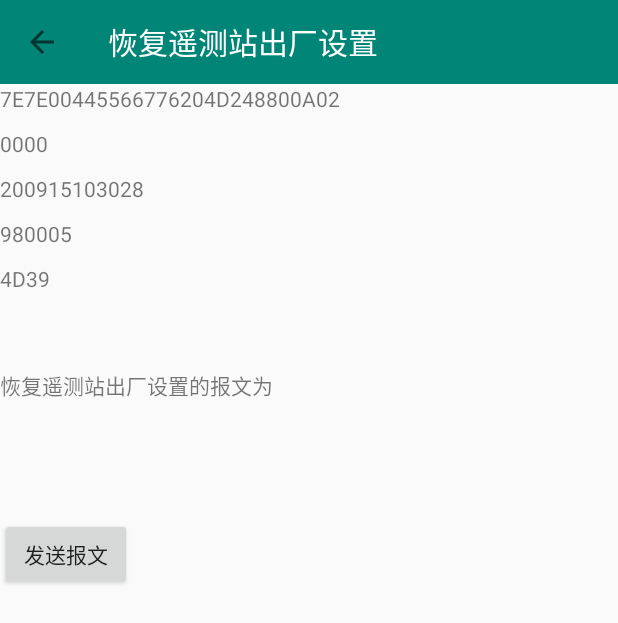
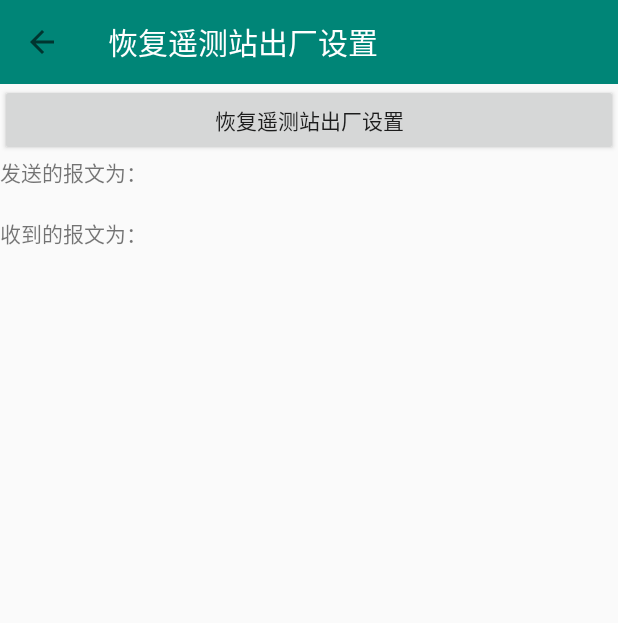
Before and after one commit to crystal-zhaojing/rtu, an Android app: the FactoryDataResetActivity screen opened directly, with no data from a screen before it, on a phone screen of 412 x 824 dp. Shown: the top 623 px of the screen. Run offline under Robolectric (Android 15) with nearby library versions, the phone set to English and light mode, and no system bars; libraries missing offline, so code that uses them is left out: com.clj.fastble; 2 statements that could not run were skipped.

Commit message:
完成四个功能1.0

```diff
--- a/app/src/main/java/com/example/rtu_ble/FactoryDataResetActivity.java
+++ b/app/src/main/java/com/example/rtu_ble/FactoryDataResetActivity.java
@@ -6,20 +6,38 @@ import android.widget.Button;
 import android.widget.TextView;
 import android.widget.Toast;
 
+import com.clj.fastble.BleManager;
+import com.clj.fastble.callback.BleIndicateCallback;
+import com.clj.fastble.callback.BleWriteCallback;
+import com.clj.fastble.data.BleDevice;
+import com.clj.fastble.exception.BleException;
+import com.clj.fastble.utils.HexUtil;
 import com.example.rtu_ble.util.CRCUtil;
+import com.example.rtu_ble.util.IncreaseIdUtil;
+import com.example.rtu_ble.util.MsgUtil;
 import com.example.rtu_ble.util.TimeUtil;
+
+import java.util.List;
 
 import androidx.appcompat.app.AppCompatActivity;
 import androidx.appcompat.widget.Toolbar;
 
 public class FactoryDataResetActivity extends AppCompatActivity {
 
-    private TextView tvReset1;
-    private TextView tvReset2;
-    private TextView tvReset3;
-    private TextView tvReset4;
-    private TextView tvReset5;
-    private TextView tvReset7;
+    private final String FRAM_START = "7E7E";
+    private final String FUN_CODE = "00445566776204D248";
+    private final String FIXED_80 = "80";
+    private final String FIXED_9800 = "9800";
+    private final String MSG_START = "02";
+    private final String MSG_END = "05";
+    private final String END = "0D0A";
+
+    private static final String SERVICE = "0000a002-0000-1000-8000-00805f9b34fb";
+    private static final String CHARACTERISTIC_WRITE = "0000c304-0000-1000-8000-00805f9b34fb";
+    private final String CHARACTERISTIC_INDICATE = "0000c306-0000-1000-8000-00805f9b34fb";
+
+    private TextView tvReset;
+    private TextView tvResetTemp;
     private Button sendButton;
     private Toolbar toolbar;
 
@@ -28,28 +46,86 @@ public class FactoryDataResetActivity extends AppCompatActivity {
         super.onCreate(savedInstanceState);
         setContentView(R.layout.activity_factory_data_reset);
 
+        List<BleDevice> bleDeviceList = BleManager.getInstance().getAllConnectedDevice();
+        if (bleDeviceList != null && bleDeviceList.size() != 0) {
+            BleManager.getInstance().indicate(
+                    bleDeviceList.get(0),
+                    SERVICE,
+                    CHARACTERISTIC_INDICATE,
+                    new BleIndicateCallback() {
+
+                        @Override
+                        public void onIndicateSuccess() {
+                        }
+
+                        @Override
+                        public void onIndicateFailure(final BleException exception) {
+                        }
+
+                        @Override
+                        public void onCharacteristicChanged(final byte[] data) {
+                            runOnUiThread(new Runnable() {
+                                @Override
+                                public void run() {
+                                    addText(tvResetTemp, HexUtil.formatHexString(data, false));
+                                }
+                            });
+                        }
+                    });
+        }
+
         init();
-        tvReset3.setText(TimeUtil.getSystemTime());
-        String content = tvReset1.getText().toString() + tvReset2.getText().toString() +
-                tvReset3.getText().toString() + tvReset4.getText().toString();
-        String crc = CRCUtil.getCRC16(content);
 
-
-        tvReset5.setText(crc);
         sendButton.setOnClickListener(new View.OnClickListener() {
             @Override
             public void onClick(View view) {
-                String content = tvReset1.getText().toString() + tvReset2.getText().toString() +
-                        tvReset3.getText().toString() + tvReset4.getText().toString();
-                String crc = CRCUtil.getCRC16(content);
-                tvReset7.setText(content + crc);
-                Toast.makeText(FactoryDataResetActivity.this, "发送成功", Toast.LENGTH_SHORT).show();
+                String id = IncreaseIdUtil.getId();
+                String sysTime = TimeUtil.getSystemTime();
+                String msgFirst = FRAM_START + FUN_CODE + FIXED_80;
+
+                String msgMiddle = id + sysTime + FIXED_9800;
+
+
+                String len = MsgUtil.getMsgLength(msgMiddle);
+                String msg = msgFirst + len + MSG_START + msgMiddle + MSG_END;
+
+                String crc = CRCUtil.getCRC16(msg);
+                String msgCrc = msg + crc;
+                tvReset.setText(msgCrc);
+
+                List<BleDevice> bleDeviceList = BleManager.getInstance().getAllConnectedDevice();
+                if (bleDeviceList != null && bleDeviceList.size() > 0) {
+                    BleManager.getInstance().write(
+                            bleDeviceList.get(0),
+                            SERVICE,
+                            CHARACTERISTIC_WRITE,
+                            HexUtil.hexStringToBytes(msgCrc + END),
+                            new BleWriteCallback() {
+                                int i = 1;
+
+                                @Override
+                                public void onWriteSuccess(final int current, final int total, final byte[] justWrite) {
+                                    if (i == 1) {
+                                        Toast.makeText(FactoryDataResetActivity.this, "发送成功", Toast.LENGTH_SHORT).show();
+                                    }
+                                    i++;
+                                }
+
+                                @Override
+                                public void onWriteFailure(final BleException exception) {
+                                    Toast.makeText(FactoryDataResetActivity.this, "发送失败", Toast.LENGTH_SHORT).show();
+                                }
+                            });
+                }
+
+
+
             }
         });
     }
 
     public void init() {
-        toolbar = (Toolbar)findViewById(R.id.toolbar_reset);
+        toolbar = (Toolbar) findViewById(R.id.toolbar_reset);
         toolbar.setTitle("恢复遥测站出厂设置");
         setSupportActionBar(toolbar);
         getSupportActionBar().setDisplayHomeAsUpEnabled(true);
@@ -59,12 +135,18 @@ public class FactoryDataResetActivity extends AppCompatActivity {
                 finish();
             }
         });
-        tvReset1 = (TextView)findViewById(R.id.tv_reset_1);
-        tvReset2 = (TextView)findViewById(R.id.tv_reset_2);
-        tvReset3 = (TextView)findViewById(R.id.tv_reset_3);
-        tvReset4 = (TextView)findViewById(R.id.tv_reset_4);
-        tvReset5 = (TextView)findViewById(R.id.tv_reset_5);
-        tvReset7 = (TextView)findViewById(R.id.tv_reset_7);
-        sendButton = (Button)findViewById(R.id.button_reset_send);
+
+        tvReset = (TextView) findViewById(R.id.tv_reset);
+        tvResetTemp = (TextView) findViewById(R.id.tv_reset_temp);
+        sendButton = (Button) findViewById(R.id.button_reset_send);
+    }
+
+    private void addText(TextView textView, String content) {
+        textView.append(content);
+        textView.append("\n");
+        int offset = textView.getLineCount() * textView.getLineHeight();
+        if (offset > textView.getHeight()) {
+            textView.scrollTo(0, offset - textView.getHeight());
+        }
     }
 }
--- a/app/src/main/res/layout/activity_basic_config.xml
+++ b/app/src/main/res/layout/activity_basic_config.xml
@@ -34,6 +34,7 @@
             android:id="@+id/edit_basic_config_1"
             android:layout_width="200dp"
             android:layout_height="wrap_content"
+            android:text="0068153333"
             android:hint="遥测站地址" />
     </LinearLayout>
 
@@ -52,6 +53,7 @@
             android:id="@+id/edit_basic_config_2"
             android:layout_width="200dp"
             android:layout_height="wrap_content"
+            android:text="00"
             android:hint="中心站地址" />
     </LinearLayout>
 
@@ -70,6 +72,7 @@
             android:id="@+id/edit_basic_config_3"
             android:layout_width="200dp"
             android:layout_height="wrap_content"
+            android:text="1234"
             android:hint="密码" />
     </LinearLayout>
 
@@ -88,6 +91,7 @@
             android:id="@+id/edit_basic_config_5"
             android:layout_width="200dp"
             android:layout_height="wrap_content"
+            android:text="6666666602"
             android:hint="遥测站地址" />
     </LinearLayout>
 
@@ -124,6 +128,7 @@
             android:id="@+id/edit_basic_config_6"
             android:layout_width="200dp"
             android:layout_height="wrap_content"
+            android:text="039108190066009999"
             android:hint="中心站1地址" />
     </LinearLayout>
 
@@ -160,6 +165,7 @@
             android:id="@+id/edit_basic_config_7"
             android:layout_width="200dp"
             android:layout_height="wrap_content"
+            android:text="047097218124006666"
             android:hint="中心站1备用地址" />
     </LinearLayout>
 
--- a/app/src/main/res/layout/activity_factory_data_reset.xml
+++ b/app/src/main/res/layout/activity_factory_data_reset.xml
@@ -12,78 +12,31 @@
         android:layout_width="match_parent"
         android:layout_height="?attr/actionBarSize"
         android:background="?attr/colorPrimary"
-        android:title=""
         app:titleTextColor="@android:color/white" />
 
-    <TextView
-        android:layout_width="wrap_content"
-        android:layout_height="30dp"
-
-        android:id="@+id/tv_reset_1"
-        android:text="7E7E00445566776204D248800A02" />
-
-    <!--<EditText
-        android:id="@+id/edit_instr1"
-        android:layout_width="wrap_content"
-        android:layout_height="50dp"
-        android:hint="00 4455667762 04D2"
-        android:textSize="20"
-        />-->
-    <TextView
-        android:layout_width="wrap_content"
-        android:layout_height="30dp"
-
-        android:id="@+id/tv_reset_2"
-        android:text="0000" />
-
-    <TextView
-        android:layout_width="wrap_content"
-        android:layout_height="30dp"
-
-        android:id="@+id/tv_reset_3"
-        android:text="发报时间" />
-    <TextView
-        android:layout_width="wrap_content"
-        android:layout_height="30dp"
-
-        android:id="@+id/tv_reset_4"
-        android:text="980005" />
-    <TextView
-        android:layout_width="wrap_content"
-        android:layout_height="30dp"
-
-        android:id="@+id/tv_reset_5"
-        android:text="CRC" />
-    <TextView
-        android:layout_width="wrap_content"
-        android:layout_height="40dp"
-
-        android:id="@+id/tv_reset_space1"
+    <Button
+        android:text="恢复遥测站出厂设置"
+        android:id="@+id/button_reset_send"
+        android:layout_width="match_parent"
+        android:layout_height="wrap_content"
+        android:layout_gravity="center_vertical"
         />
     <TextView
         android:layout_width="wrap_content"
-        android:layout_height="40dp"
-
-        android:id="@+id/tv_reset_6"
-        android:text="恢复遥测站出厂设置的报文为" />
+        android:layout_height="wrap_content"
+        android:text="发送的报文为："
+        android:id="@+id/tv_reset1" />
     <TextView
         android:layout_width="wrap_content"
         android:layout_height="wrap_content"
-
-        android:id="@+id/tv_reset_7"
-        />
+        android:id="@+id/tv_reset" />
     <TextView
         android:layout_width="wrap_content"
-        android:layout_height="40dp"
-
-        android:id="@+id/tv_reset_space2"
-        />
-    <Button
-        android:text="发送报文"
-
-        android:id="@+id/button_reset_send"
+        android:layout_height="wrap_content"
+        android:text="收到的报文为："
+        android:id="@+id/tv_reset2"/>
+    <TextView
         android:layout_width="wrap_content"
         android:layout_height="wrap_content"
-        android:layout_gravity="center_vertical"
-        />
+        android:id="@+id/tv_reset_temp" />
 </LinearLayout>
```
Also changed, not shown: app/src/main/AndroidManifest.xml (+15 -14 lines), app/src/main/java/com/example/rtu_ble/BasicConfigActivity.java (+16 -21 lines), app/src/main/java/com/example/rtu_ble/CustomActivity.java (added, +33 -0 lines), app/src/main/java/com/example/rtu_ble/MainActivity.java (+10 -1 lines), app/src/main/java/com/example/rtu_ble/QueryMsgActivity.java (added, +132 -0 lines), app/src/main/java/com/example/rtu_ble/RunConfigActivity.java (+45 -35 lines), app/src/main/res/layout/activity_custom.xml (added, +9 -0 lines), app/src/main/res/layout/activity_main.xml (+9 -0 lines), app/src/main/res/layout/activity_query_msg.xml (added, +34 -0 lines), 123 other files.
